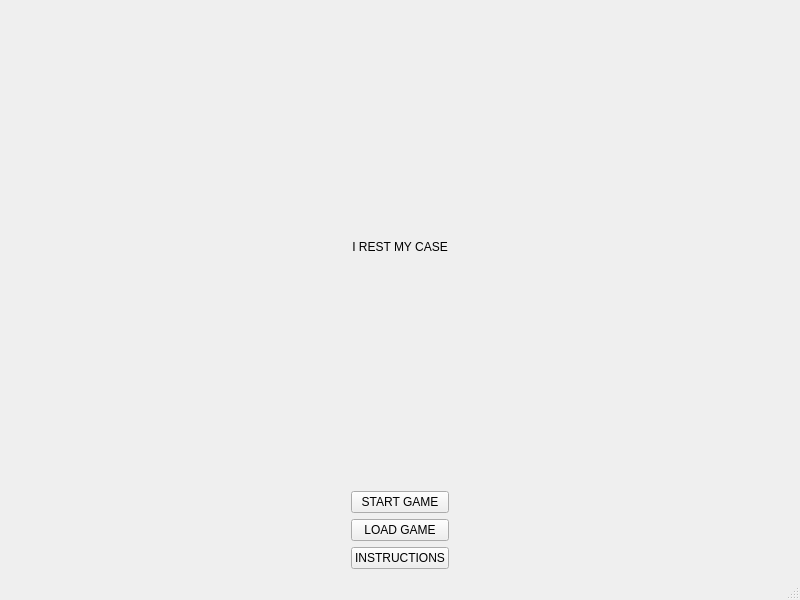
NolanTaylor/a8-edu-game, file iRestMyCase/startmenu.ui: the form before one commit.
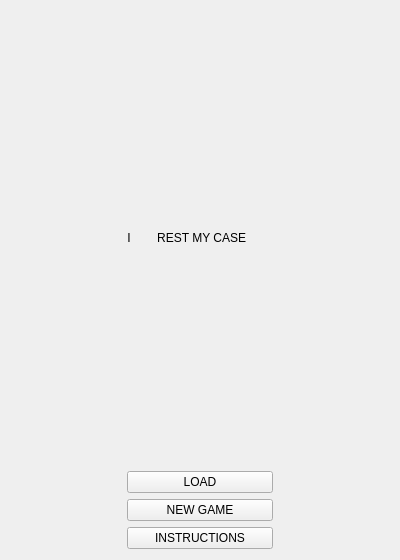
The form after the commit.

Patch:
```diff
--- a/iRestMyCase/startmenu.ui
+++ b/iRestMyCase/startmenu.ui
@@ -1,24 +1,23 @@
 <?xml version="1.0" encoding="UTF-8"?>
 <ui version="4.0">
  <class>StartMenu</class>
- <widget class="QMainWindow" name="StartMenu">
+ <widget class="QWidget" name="StartMenu">
   <property name="geometry">
    <rect>
     <x>0</x>
     <y>0</y>
-    <width>800</width>
-    <height>600</height>
+    <width>400</width>
+    <height>560</height>
    </rect>
   </property>
   <property name="windowTitle">
    <string>MainWindow</string>
   </property>
-  <widget class="QWidget" name="centralwidget">
    <layout class="QGridLayout" name="gridLayout">
-    <item row="1" column="1">
-     <widget class="QPushButton" name="startGame_pushButton">
+   <item row="2" column="1">
+    <widget class="QPushButton" name="pushButton_3">
       <property name="text">
-       <string>START GAME</string>
+      <string>NEW GAME</string>
       </property>
      </widget>
     </item>
@@ -35,30 +34,30 @@
       </property>
      </spacer>
     </item>
+   <item row="3" column="1">
+    <widget class="QPushButton" name="pushButton_2">
+     <property name="text">
+      <string>INSTRUCTIONS</string>
+     </property>
+    </widget>
+   </item>
+   <item row="1" column="1">
+    <widget class="QPushButton" name="pushButton">
+     <property name="text">
+      <string>LOAD</string>
+     </property>
+    </widget>
+   </item>
     <item row="0" column="1">
      <widget class="QLabel" name="label">
       <property name="text">
-       <string>I REST MY CASE</string>
+      <string>I        REST MY CASE        </string>
       </property>
       <property name="alignment">
        <set>Qt::AlignCenter</set>
       </property>
      </widget>
     </item>
-    <item row="3" column="1">
-     <widget class="QPushButton" name="instructions_pushButton">
-      <property name="text">
-       <string>INSTRUCTIONS</string>
-      </property>
-     </widget>
-    </item>
-    <item row="2" column="1">
-     <widget class="QPushButton" name="loadGame_PushButton">
-      <property name="text">
-       <string>LOAD GAME</string>
-      </property>
-     </widget>
-    </item>
     <item row="0" column="2">
      <spacer name="horizontalSpacer_2">
       <property name="orientation">
@@ -73,18 +72,6 @@
      </spacer>
     </item>
    </layout>
-  </widget>
-  <widget class="QMenuBar" name="menubar">
-   <property name="geometry">
-    <rect>
-     <x>0</x>
-     <y>0</y>
-     <width>800</width>
-     <height>26</height>
-    </rect>
-   </property>
-  </widget>
-  <widget class="QStatusBar" name="statusbar"/>
  </widget>
  <resources/>
  <connections/>
```
Left out of the diff: 2 changed lines with no effect on the pictures. Lines whose indentation alone changed are shown as unchanged.
